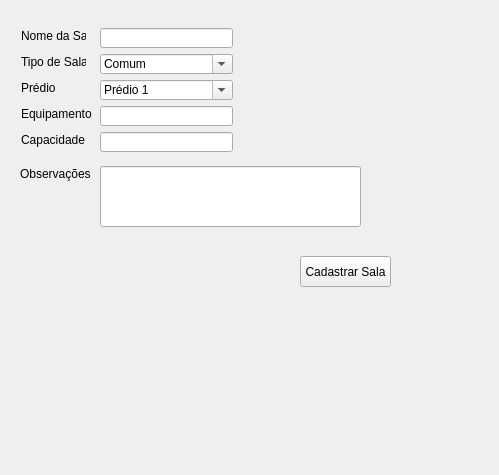
Qt form App/view/ui/cadastroSalas.ui (Senac-SOR-ADS/Mapa-de-Sala) before a commit.
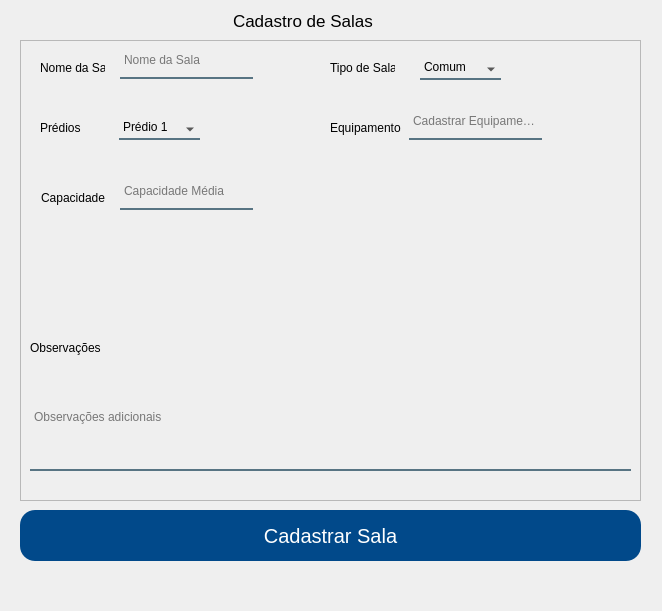
The same form after that commit.

Patch:
```diff
--- a/App/view/ui/cadastroSalas.ui
+++ b/App/view/ui/cadastroSalas.ui
@@ -6,55 +6,214 @@
    <rect>
     <x>0</x>
     <y>0</y>
-    <width>499</width>
-    <height>475</height>
+    <width>662</width>
+    <height>611</height>
    </rect>
   </property>
   <property name="windowTitle">
    <string>Form</string>
   </property>
-  <widget class="QLineEdit" name="nomeSala">
-   <property name="geometry">
-    <rect>
-     <x>100</x>
-     <y>28</y>
-     <width>133</width>
-     <height>20</height>
-    </rect>
-   </property>
-  </widget>
-  <widget class="QLineEdit" name="feedbackText">
+  <property name="styleSheet">
+   <string notr="true">QLineEdit, QComboBox {
+	background-color:rgba(0,0,0,0);
+	border:2px solid rgba(0,0,0,0);
+	border-bottom-color:rgba(46,82,101,200);
+	color:rgb(0,0,0);
+	padding-bottom:7px;
+}
+
+#btnCadastrarSala {
+	background-color: #01498a;
+	color: #FFF;
+	border: none;
+	border-radius: 15px;
+}
+ 
+#btnCadastrarSala:hover {
+	background-color: #f6921e;
+}
+ 
+#respostas {
+	color: red;
+}</string>
+  </property>
+  <widget class="QPushButton" name="btnCadastrarSala">
    <property name="geometry">
     <rect>
-     <x>100</x>
-     <y>166</y>
-     <width>261</width>
-     <height>61</height>
+     <x>20</x>
+     <y>510</y>
+     <width>621</width>
+     <height>51</height>
     </rect>
    </property>
-  </widget>
-  <widget class="QPushButton" name="cadastrarSala">
-   <property name="geometry">
-    <rect>
-     <x>300</x>
-     <y>256</y>
-     <width>91</width>
-     <height>31</height>
-    </rect>
+   <property name="font">
+    <font>
+     <pointsize>15</pointsize>
+    </font>
+   </property>
+   <property name="cursor">
+    <cursorShape>PointingHandCursor</cursorShape>
    </property>
    <property name="text">
     <string>Cadastrar Sala</string>
    </property>
   </widget>
+  <widget class="QFrame" name="frame">
+   <property name="geometry">
+    <rect>
+     <x>20</x>
+     <y>40</y>
+     <width>621</width>
+     <height>461</height>
+    </rect>
+   </property>
+   <property name="frameShape">
+    <enum>QFrame::StyledPanel</enum>
+   </property>
+   <property name="frameShadow">
+    <enum>QFrame::Raised</enum>
+   </property>
+   <widget class="QLineEdit" name="feedbackText">
+    <property name="geometry">
+     <rect>
+      <x>10</x>
+      <y>330</y>
+      <width>601</width>
+      <height>101</height>
+     </rect>
+    </property>
+    <property name="placeholderText">
+     <string>Observações adicionais</string>
+    </property>
+    <property name="cursorMoveStyle">
+     <enum>Qt::VisualMoveStyle</enum>
+    </property>
+    <property name="clearButtonEnabled">
+     <bool>false</bool>
+    </property>
+   </widget>
+   <widget class="QLabel" name="label_6">
+    <property name="geometry">
+     <rect>
+      <x>10</x>
+      <y>300</y>
+      <width>71</width>
+      <height>16</height>
+     </rect>
+    </property>
+    <property name="text">
+     <string>Observações</string>
+    </property>
+   </widget>
+   <widget class="QLabel" name="label_5">
+    <property name="geometry">
+     <rect>
+      <x>21</x>
+      <y>150</y>
+      <width>65</width>
+      <height>16</height>
+     </rect>
+    </property>
+    <property name="text">
+     <string>Capacidade</string>
+    </property>
+   </widget>
+   <widget class="QLineEdit" name="mediaCapacidade">
+    <property name="geometry">
+     <rect>
+      <x>100</x>
+      <y>139</y>
+      <width>133</width>
+      <height>31</height>
+     </rect>
+    </property>
+    <property name="placeholderText">
+     <string>Capacidade Média</string>
+    </property>
+   </widget>
+   <widget class="QLabel" name="label_4">
+    <property name="geometry">
+     <rect>
+      <x>310</x>
+      <y>80</y>
+      <width>71</width>
+      <height>16</height>
+     </rect>
+    </property>
+    <property name="text">
+     <string>Equipamentos</string>
+    </property>
+   </widget>
+   <widget class="QLineEdit" name="tipoEquipamento">
+    <property name="geometry">
+     <rect>
+      <x>389</x>
+      <y>69</y>
+      <width>133</width>
+      <height>31</height>
+     </rect>
+    </property>
+    <property name="placeholderText">
+     <string>Cadastrar Equipamentos</string>
+    </property>
+   </widget>
+   <widget class="QComboBox" name="nomePredio">
+    <property name="geometry">
+     <rect>
+      <x>99</x>
+      <y>79</y>
+      <width>81</width>
+      <height>21</height>
+     </rect>
+    </property>
+    <property name="cursor">
+     <cursorShape>PointingHandCursor</cursorShape>
+    </property>
+    <property name="editable">
+     <bool>true</bool>
+    </property>
+    <property name="currentText">
+     <string notr="true">Prédio 1</string>
+    </property>
+    <property name="insertPolicy">
+     <enum>QComboBox::InsertAlphabetically</enum>
+    </property>
+    <item>
+     <property name="text">
+      <string>Prédio 1</string>
+     </property>
+    </item>
+    <item>
+     <property name="text">
+      <string>Prédio 2</string>
+     </property>
+    </item>
+   </widget>
+   <widget class="QLabel" name="label_3">
+    <property name="geometry">
+     <rect>
+      <x>20</x>
+      <y>80</y>
+      <width>41</width>
+      <height>16</height>
+     </rect>
+    </property>
+    <property name="text">
+     <string>Prédios</string>
+    </property>
+   </widget>
   <widget class="QComboBox" name="tipoSala">
    <property name="geometry">
     <rect>
-     <x>100</x>
-     <y>54</y>
-     <width>133</width>
-     <height>20</height>
-    </rect>
-   </property>
+      <x>400</x>
+      <y>19</y>
+      <width>81</width>
+      <height>21</height>
+     </rect>
+    </property>
+    <property name="cursor">
+     <cursorShape>PointingHandCursor</cursorShape>
+    </property>
    <property name="editable">
     <bool>true</bool>
    </property>
@@ -92,8 +251,8 @@
   <widget class="QLabel" name="label_2">
    <property name="geometry">
     <rect>
-     <x>21</x>
-     <y>54</y>
+      <x>310</x>
+      <y>20</y>
      <width>65</width>
      <height>16</height>
     </rect>
@@ -102,60 +261,11 @@
     <string>Tipo de Sala</string>
    </property>
   </widget>
-  <widget class="QLabel" name="label_4">
-   <property name="geometry">
-    <rect>
-     <x>21</x>
-     <y>106</y>
-     <width>71</width>
-     <height>16</height>
-    </rect>
-   </property>
-   <property name="text">
-    <string>Equipamentos</string>
-   </property>
-  </widget>
-  <widget class="QLineEdit" name="mediaCapacidade">
-   <property name="geometry">
-    <rect>
-     <x>100</x>
-     <y>132</y>
-     <width>133</width>
-     <height>20</height>
-    </rect>
-   </property>
-  </widget>
-  <widget class="QLabel" name="label_5">
-   <property name="geometry">
-    <rect>
-     <x>21</x>
-     <y>132</y>
-     <width>65</width>
-     <height>16</height>
-    </rect>
-   </property>
-   <property name="text">
-    <string>Capacidade</string>
-   </property>
-  </widget>
-  <widget class="QLabel" name="label_6">
-   <property name="geometry">
-    <rect>
-     <x>20</x>
-     <y>166</y>
-     <width>71</width>
-     <height>16</height>
-    </rect>
-   </property>
-   <property name="text">
-    <string>Observações</string>
-   </property>
-  </widget>
   <widget class="QLabel" name="label">
    <property name="geometry">
     <rect>
-     <x>21</x>
-     <y>28</y>
+      <x>20</x>
+      <y>20</y>
      <width>65</width>
      <height>16</height>
     </rect>
@@ -164,57 +274,37 @@
     <string>Nome da Sala</string>
    </property>
   </widget>
-  <widget class="QLineEdit" name="tipoEquipamento">
+   <widget class="QLineEdit" name="nomeSala">
    <property name="geometry">
     <rect>
      <x>100</x>
-     <y>106</y>
+      <y>8</y>
      <width>133</width>
-     <height>20</height>
-    </rect>
-   </property>
-  </widget>
-  <widget class="QLabel" name="label_3">
-   <property name="geometry">
-    <rect>
-     <x>21</x>
-     <y>80</y>
-     <width>65</width>
-     <height>16</height>
-    </rect>
-   </property>
-   <property name="text">
-    <string>Prédio</string>
-   </property>
-  </widget>
-  <widget class="QComboBox" name="nomePredio">
+      <height>31</height>
+     </rect>
+    </property>
+    <property name="placeholderText">
+     <string>Nome da Sala</string>
+    </property>
+   </widget>
+  </widget>
+  <widget class="QLabel" name="label_7">
    <property name="geometry">
     <rect>
-     <x>100</x>
-     <y>80</y>
-     <width>133</width>
-     <height>20</height>
+     <x>233</x>
+     <y>10</y>
+     <width>141</width>
+     <height>21</height>
     </rect>
    </property>
-   <property name="editable">
-    <bool>true</bool>
+   <property name="font">
+    <font>
+     <pointsize>13</pointsize>
+    </font>
    </property>
-   <property name="currentText">
-    <string notr="true">Prédio 1</string>
-   </property>
-   <property name="insertPolicy">
-    <enum>QComboBox::InsertAlphabetically</enum>
-   </property>
-   <item>
     <property name="text">
-     <string>Prédio 1</string>
-    </property>
-   </item>
-   <item>
-    <property name="text">
-     <string>Prédio 2</string>
-    </property>
-   </item>
+    <string>Cadastro de Salas</string>
+   </property>
   </widget>
  </widget>
  <tabstops>
```
Left out of the diff: 3 changed lines with no effect on the pictures. Lines whose indentation alone changed are shown as unchanged.
